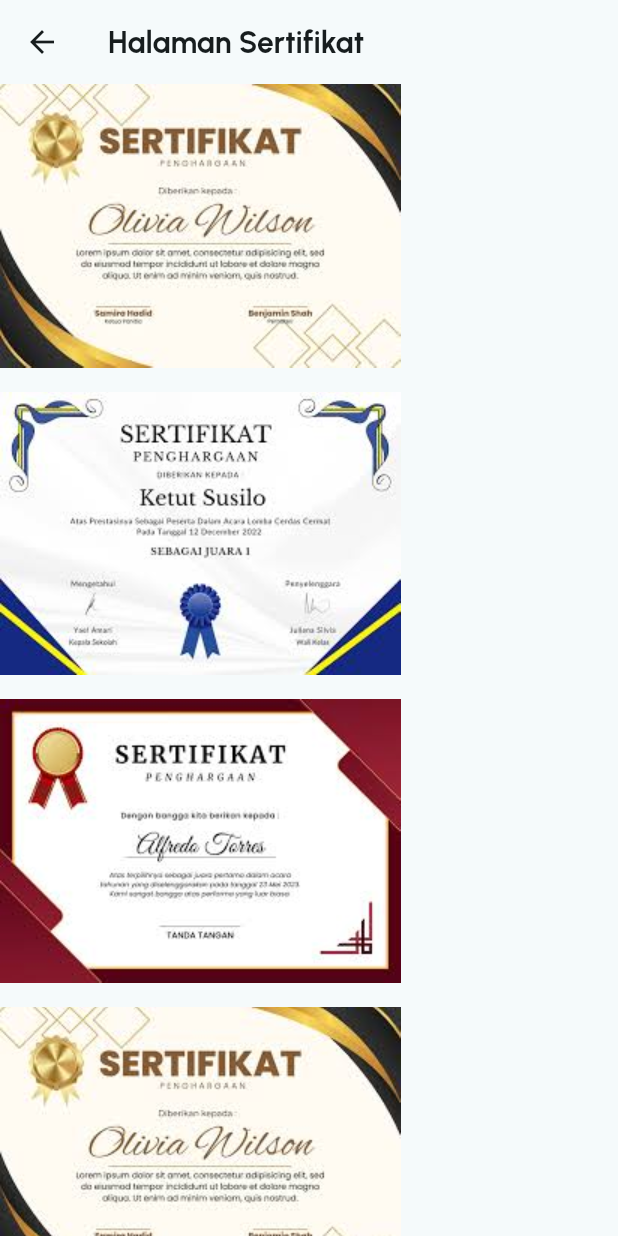
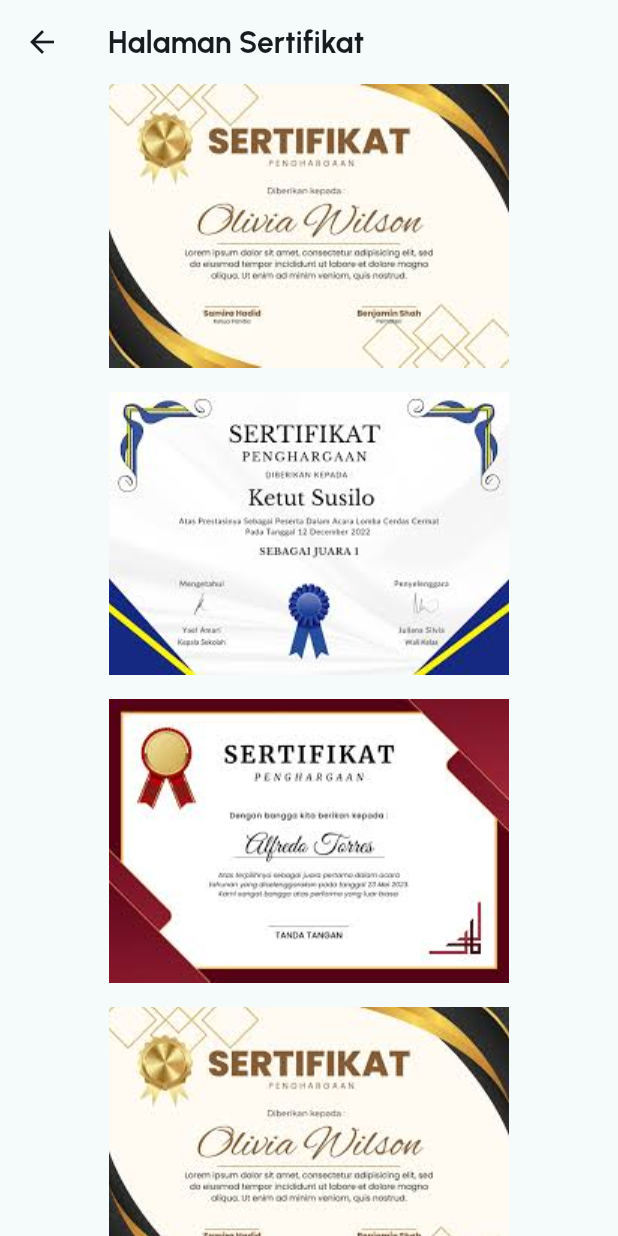
Before and after one commit to aisyah307/kelompok-3, a Flutter app: the Certificate screen opened directly, on a phone screen of 412 x 824 dp. Run offline on Flutter 3.47's test engine with Material 3 defaults, Android fonts, the phone set to English and light mode, and no system bars; our stand-ins replace dio, google_fonts.

Commit message:
third commit

```diff
--- a/lib/certificate.dart
+++ b/lib/certificate.dart
@@ -23,28 +23,36 @@ class Certificate extends StatelessWidget {
       body: SingleChildScrollView(
         child: Column(
           children: [
-            Image.asset(
+            Center(
+              child: Image.asset(
                 'asset/sertifikat1.png',
-              fit: BoxFit.cover,
+                fit: BoxFit.contain, // or BoxFit.fitWidth
                 alignment: Alignment.center,
               ),
-            SizedBox(height: 16), // Add some spacing between images
-            Image.asset(
+            ),
+            SizedBox(height: 16),
+            Center(
+              child: Image.asset(
                 'asset/sertifikat2.png',
-              fit: BoxFit.cover,
+                fit: BoxFit.contain, // or BoxFit.fitWidth
                 alignment: Alignment.center,
               ),
-            SizedBox(height: 16), // Add some spacing between images
-            Image.asset(
+            ),
+            SizedBox(height: 16),
+            Center(
+              child: Image.asset(
                 'asset/sertifikat3.png',
-              fit: BoxFit.cover,
+                fit: BoxFit.contain, // or BoxFit.fitWidth
                 alignment: Alignment.center,
               ),
-            SizedBox(height: 16), // Add some spacing between images
-            Image.asset(
+            ),
+            SizedBox(height: 16),
+            Center(
+              child: Image.asset(
                 'asset/sertifikat1.png',
-              fit: BoxFit.cover,
+                fit: BoxFit.contain, // or BoxFit.fitWidth
                 alignment: Alignment.center,
+              ),
             ),
           ],
         ),
--- a/lib/komen_model.dart
+++ b/lib/komen_model.dart
@@ -27,6 +27,9 @@ class KomenModel {
     return {
       'comment_id': comment_id,
       'portofolio_id': portofolio_id,
+      'content': content,
+      'created_at': created_at,
+      'updated_at': updated_at
     };
   }
 }
--- a/lib/profile.dart
+++ b/lib/profile.dart
@@ -8,9 +8,9 @@ import 'dart:ui'; // Untuk BackdropFilter
 import 'package:homepage/porto_model.dart';
 
 class ProfileScreen extends StatelessWidget {
+  const ProfileScreen({super.key, required this.porto});
   final PortoModel porto;
 
-  const ProfileScreen({super.key, required this.porto});
   @override
   Widget build(BuildContext context) {
     return Scaffold(
@@ -133,7 +133,7 @@ class ProfileScreen extends StatelessWidget {
                                 context,
                                 MaterialPageRoute(
                                     builder: (context) =>
-                                        const EditPasswordScreen()),
+                                        EditPasswordScreen(porto: porto)),
                               );
                             },
                             icon: Icon(Icons.lock_outline),
@@ -163,7 +163,7 @@ class ProfileScreen extends StatelessWidget {
                                 context,
                                 MaterialPageRoute(
                                     builder: (context) =>
-                                        const EditProfileScreen()),
+                                        EditProfileScreen(porto: porto)),
                               );
                             },
                             icon: Icon(Icons.person),
--- a/lib/studentservice.dart
+++ b/lib/studentservice.dart
@@ -5,7 +5,7 @@ import 'package:homepage/student_model.dart';
 class Studentservice {
   final Dio _dio = Dio();
   Studentservice() {
-    _dio.options.baseUrl = 'https://akita-composed-hedgehog.ngrok-free.app/api';
+    _dio.options.baseUrl = 'localhost:3000/api';
   }
 
   Future<StudentModel> RegisterPage(StudentModel student) async {
```
Also changed, not shown: lib/edit_password.dart (+45 -31 lines), lib/edit_profile.dart (+45 -32 lines), lib/komenservice.dart (+27 -11 lines), lib/register_page.dart (+14 -12 lines), lib/tambah_porto.dart (+7 -10 lines), lib/tambah_project.dart (+8 -2 lines). Lines whose indentation alone changed are shown as unchanged.
